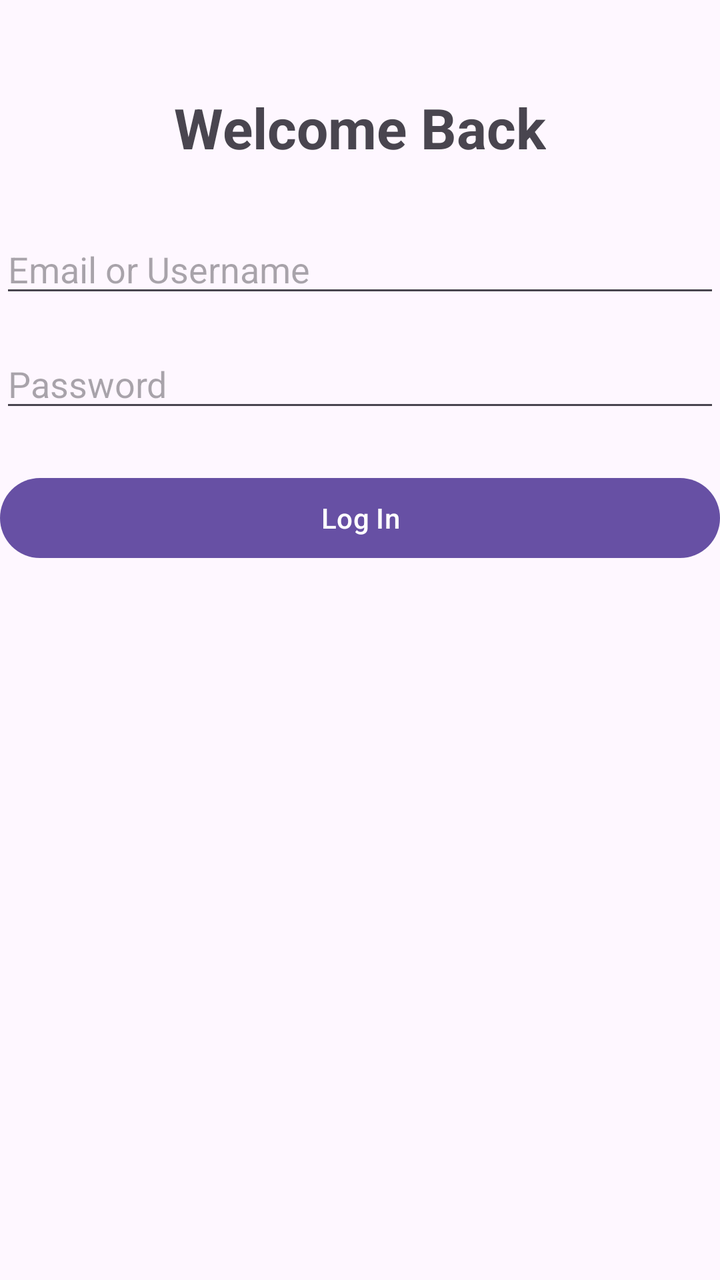
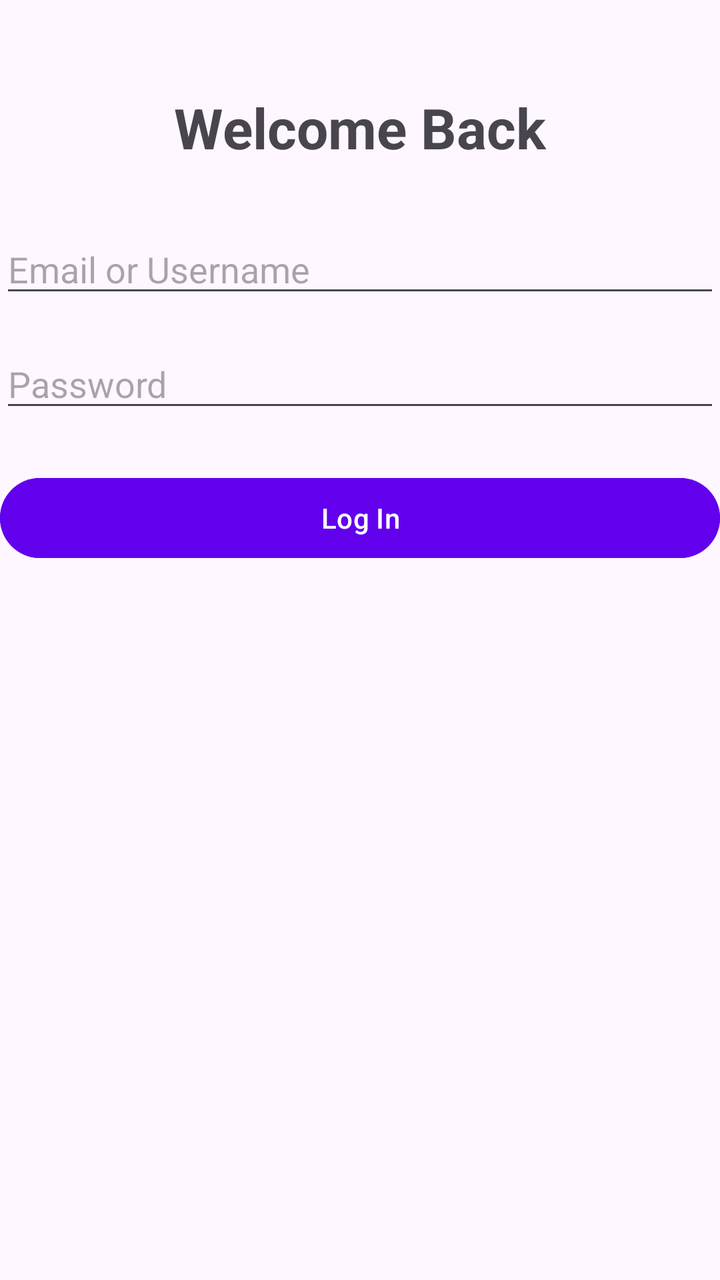

Two renders of the same Android screen: before a commit and after it. Below are the layout's source before the change and the commit's diff.
<!-- AndroidManifest.xml: application theme Theme.Practical3_GitHub -->
<!-- res/layout/activity_main.xml -->
<?xml version="1.0" encoding="utf-8"?>
<LinearLayout xmlns:android="http://schemas.android.com/apk/res/android"
    xmlns:app="http://schemas.android.com/apk/res-auto"
    xmlns:tools="http://schemas.android.com/tools"
    android:id="@+id/main"
    android:layout_width="match_parent"
    android:layout_height="match_parent"
    android:orientation="vertical"
    android:layout_margin="20dp"
    tools:context=".MainActivity">

    <TextView
        android:layout_width="wrap_content"
        android:layout_height="wrap_content"
        android:text="Welcome Back"
        android:textSize="28sp"
        android:textStyle="bold"
        android:layout_gravity="center_horizontal"
        android:layout_marginBottom="30dp"
        android:layout_marginTop="45dp"/>

    <EditText
        android:id="@+id/usernameInput"
        android:layout_width="match_parent"
        android:layout_height="wrap_content"
        android:hint="Email or Username"
        android:inputType="textEmailAddress"
        android:layout_marginBottom="16dp" />

    <EditText
        android:id="@+id/passwordInput"
        android:layout_width="match_parent"
        android:layout_height="wrap_content"
        android:hint="Password"
        android:inputType="textPassword"
        android:layout_marginBottom="24dp" />

    <Button
        android:id="@+id/loginButton"
        android:layout_width="match_parent"
        android:layout_height="wrap_content"
        android:text="Log In" />

</LinearLayout>
<!-- resources referenced by this layout -->
<resources>
  <style name="Theme.Practical3_GitHub" parent="Base.Theme.Practical3_GitHub" />
  <style name="Base.Theme.Practical3_GitHub" parent="Theme.Material3.DayNight.NoActionBar">
          
          
      </style>
</resources>

<!-- the commit's change to res/layout/activity_main.xml (unified diff, before → after) -->
@@ -39,6 +39,7 @@
         android:id="@+id/loginButton"
         android:layout_width="match_parent"
         android:layout_height="wrap_content"
-        android:text="Log In" />
+        android:text="Log In"
+        android:backgroundTint="#6200EE"/>
 
 </LinearLayout>
